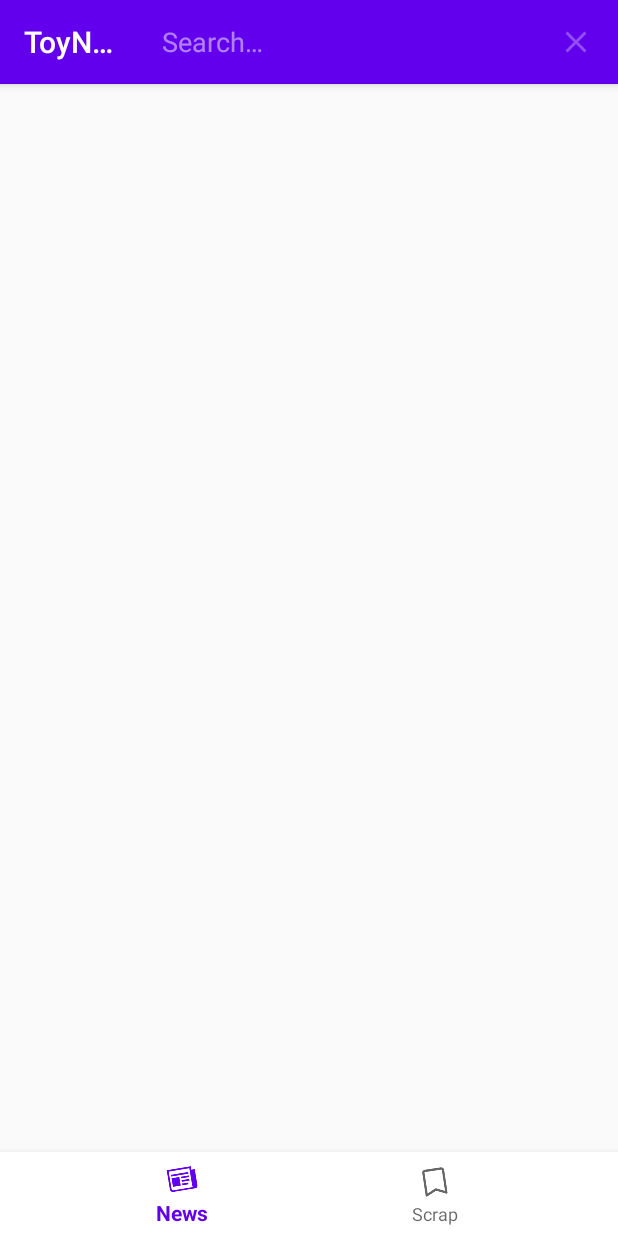
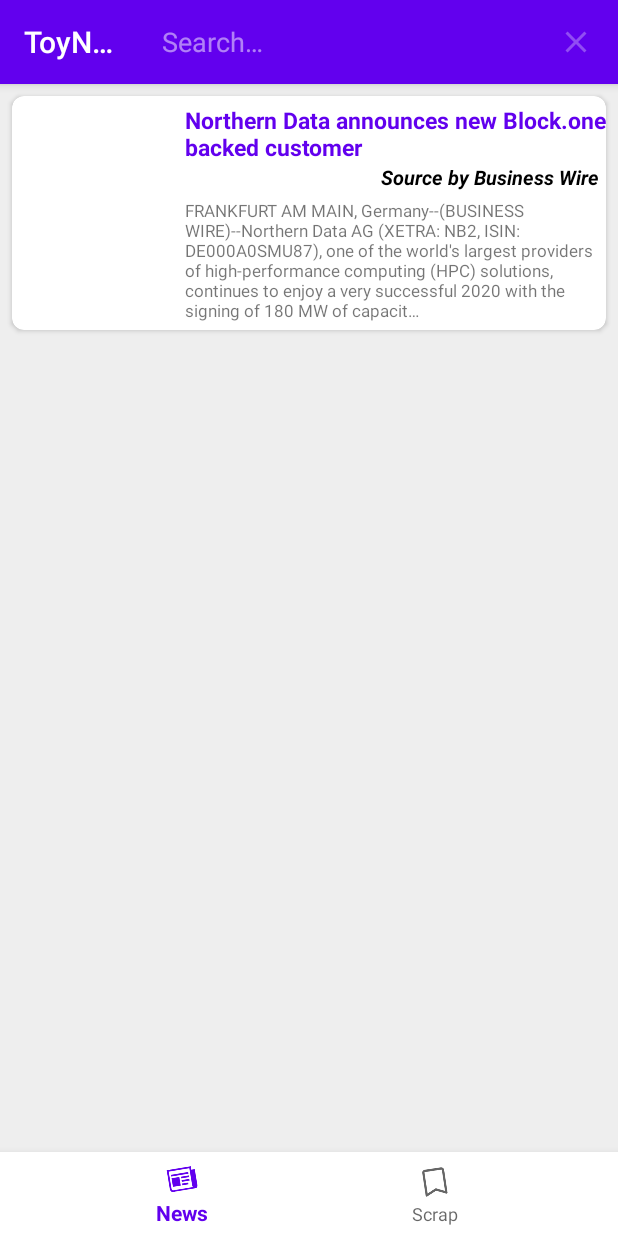
Before and after one commit to hyeongonkim/ToyNews-android, an Android app: the screen it shows after launch (MainActivity), after a tap on "Search", on a phone screen of 412 x 824 dp. Run offline under Robolectric (Android 15) with nearby library versions, the phone set to English and light mode, and no system bars.

Commit message:
Fragment 전환 구현, Recyclerview 구현 중(카드뷰 이용, 이미지뷰 미구현)

```diff
--- a/app/build.gradle
+++ b/app/build.gradle
@@ -34,6 +34,7 @@ dependencies {
     implementation 'androidx.legacy:legacy-support-v4:1.0.0'
     implementation 'androidx.recyclerview:recyclerview:1.1.0'
     implementation 'com.google.android.material:material:1.1.0'
+    implementation 'androidx.cardview:cardview:1.0.0'
     testImplementation 'junit:junit:4.12'
     androidTestImplementation 'androidx.test.ext:junit:1.1.1'
     androidTestImplementation 'androidx.test.espresso:espresso-core:3.2.0'
--- a/app/src/main/java/com/simonkim/toynews/MainActivity.kt
+++ b/app/src/main/java/com/simonkim/toynews/MainActivity.kt
@@ -6,14 +6,18 @@ import android.view.Menu
 import android.view.MenuItem
 import android.view.View
 import com.google.android.material.bottomnavigation.BottomNavigationView
+import com.simonkim.toynews.fragments.ArticleFragment
+import com.simonkim.toynews.fragments.ScrappedFragment
 
 class MainActivity : AppCompatActivity(), BottomNavigationView.OnNavigationItemSelectedListener {
+
     override fun onCreate(savedInstanceState: Bundle?) {
         super.onCreate(savedInstanceState)
         setContentView(R.layout.activity_main)
 
         val bottomNavigationView = findViewById<View>(R.id.navigationView) as BottomNavigationView
         bottomNavigationView.setOnNavigationItemSelectedListener(this)
+        supportFragmentManager.beginTransaction().replace(R.id.frameLayout, ArticleFragment()).commit()
     }
 
     override fun onCreateOptionsMenu(menu: Menu?): Boolean {
@@ -33,10 +37,10 @@ class MainActivity : AppCompatActivity(), BottomNavigationView.OnNavigationItemS
     override fun onNavigationItemSelected(p0: MenuItem): Boolean {
         when(p0.itemId) {
             R.id.newsItem -> {
-                // todo(뉴스 리사이클러뷰 fragment)
+                supportFragmentManager.beginTransaction().replace(R.id.frameLayout, ArticleFragment()).commit()
             }
             R.id.scrapItem -> {
-                // todo(스크랩 리사이클러뷰 fragment)
+                supportFragmentManager.beginTransaction().replace(R.id.frameLayout, ScrappedFragment()).commit()
             }
         }
         return true
--- /dev/null
+++ b/app/src/main/java/com/simonkim/toynews/adapter/Article.kt
@@ -0,0 +1,3 @@
+package com.simonkim.toynews.adapter
+
+class Article (val url: String, val urlToImage: String, val source: String, val title: String, val description: String)
--- /dev/null
+++ b/app/src/main/java/com/simonkim/toynews/adapter/ArticleRecyclerViewAdapter.kt
@@ -0,0 +1,45 @@
+package com.simonkim.toynews.adapter
+
+import android.annotation.SuppressLint
+import android.content.Context
+import android.graphics.Bitmap
+import android.view.LayoutInflater
+import android.view.View
+import android.view.ViewGroup
+import android.widget.ImageView
+import android.widget.TextView
+import androidx.recyclerview.widget.RecyclerView
+import com.simonkim.toynews.R
+import com.simonkim.toynews.module.URLToImage
+import java.net.URL
+
+class ArticleRecyclerViewAdapter(val context: Context, val articleList: ArrayList<Article>) : RecyclerView.Adapter<ArticleRecyclerViewAdapter.articleHolder>() {
+
+    override fun onCreateViewHolder(parent: ViewGroup, viewType: Int): articleHolder {
+        val view = LayoutInflater.from(context).inflate(R.layout.recyclerview_article, parent, false)
+        return articleHolder(view)
+    }
+
+    override fun getItemCount(): Int {
+        return articleList.size
+    }
+
+    override fun onBindViewHolder(holder: articleHolder, position: Int) {
+        holder.bind(articleList[position], context)
+    }
+
+    inner class articleHolder(itemView: View?) : RecyclerView.ViewHolder(itemView!!) {
+        var articleImage = itemView?.findViewById<ImageView>(R.id.articleImage)
+        var articleTitle = itemView?.findViewById<TextView>(R.id.articleTitle)
+        var articleSource = itemView?.findViewById<TextView>(R.id.articleSource)
+        var articleContent = itemView?.findViewById<TextView>(R.id.articleContent)
+
+        @SuppressLint("SetTextI18n")
+        fun bind (article: Article, context: Context) {
+//          // TODO(URL에서 이미지받아와서 뿌려주기)
+            articleTitle?.text = article.title
+            articleSource?.text = "Source by " + article.source
+            articleContent?.text = article.description
+        }
+    }
+}
--- a/app/src/main/java/com/simonkim/toynews/fragments/ArticleFragment.kt
+++ b/app/src/main/java/com/simonkim/toynews/fragments/ArticleFragment.kt
@@ -5,56 +5,32 @@ import androidx.fragment.app.Fragment
 import android.view.LayoutInflater
 import android.view.View
 import android.view.ViewGroup
+import androidx.recyclerview.widget.LinearLayoutManager
+import androidx.recyclerview.widget.RecyclerView
+import com.simonkim.toynews.MainActivity
 import com.simonkim.toynews.R
+import com.simonkim.toynews.adapter.Article
+import com.simonkim.toynews.adapter.ArticleRecyclerViewAdapter
 
-// TODO: Rename parameter arguments, choose names that match
-// the fragment initialization parameters, e.g. ARG_ITEM_NUMBER
-private const val ARG_PARAM1 = "param1"
-private const val ARG_PARAM2 = "param2"
+class ArticleFragment : Fragment() {
+    var articleList = arrayListOf<Article>()
+    private lateinit var recyclerView: RecyclerView
 
-/**
- * A simple [Fragment] subclass.
- * Use the [ArticleFragment.newInstance] factory method to
- * create an instance of this fragment.
- */
-class ArticleFragment : Fragment() {
-    // TODO: Rename and change types of parameters
-    private var param1: String? = null
-    private var param2: String? = null
+    override fun onCreateView(inflater: LayoutInflater, container: ViewGroup?,
+        savedInstanceState: Bundle?): View? {
+        val rootView = inflater.inflate(R.layout.fragment_article, container, false)
 
-    override fun onCreate(savedInstanceState: Bundle?) {
-        super.onCreate(savedInstanceState)
-        arguments?.let {
-            param1 = it.getString(ARG_PARAM1)
-            param2 = it.getString(ARG_PARAM2)
-        }
+        // TODO(샘플데이터이니 추후 지울 것)
+        articleList.add(Article("https://www.businesswire.com/news/home/20200702005632/en/Northern-Data-announces-new-Block.one-backed-customer", "http://www.businesswire.com/images/bwlogo_square.png", "Business Wire", "Northern Data announces new Block.one backed customer", "FRANKFURT AM MAIN, Germany--(BUSINESS WIRE)--Northern Data AG (XETRA: NB2, ISIN: DE000A0SMU87), one of the world's largest providers of high-performance computing (HPC) solutions, continues to enjoy a very successful 2020 with the signing of 180 MW of capacit…"))
+
+        recyclerView = rootView.findViewById(R.id.articleRecyclerView) as RecyclerView
+        recyclerView.layoutManager = LinearLayoutManager(requireContext())
+        recyclerView.adapter = ArticleRecyclerViewAdapter(requireContext(), articleList)
+
+        return rootView
     }
 
-    override fun onCreateView(
-        inflater: LayoutInflater, container: ViewGroup?,
-        savedInstanceState: Bundle?
-    ): View? {
-        // Inflate the layout for this fragment
-        return inflater.inflate(R.layout.fragment_article, container, false)
-    }
-
-    companion object {
-        /**
-         * Use this factory method to create a new instance of
-         * this fragment using the provided parameters.
-         *
-         * @param param1 Parameter 1.
-         * @param param2 Parameter 2.
-         * @return A new instance of fragment ArticleFragment.
-         */
-        // TODO: Rename and change types and number of parameters
-        @JvmStatic
-        fun newInstance(param1: String, param2: String) =
-            ArticleFragment().apply {
-                arguments = Bundle().apply {
-                    putString(ARG_PARAM1, param1)
-                    putString(ARG_PARAM2, param2)
-                }
-            }
+    override fun onActivityCreated(savedInstanceState: Bundle?) {
+        super.onActivityCreated(savedInstanceState)
     }
 }
--- a/app/src/main/res/layout/activity_main.xml
+++ b/app/src/main/res/layout/activity_main.xml
@@ -11,10 +11,11 @@
         android:id="@+id/frameLayout"
         android:layout_width="0dp"
         android:layout_height="0dp"
-        app:layout_constraintBottom_toTopOf="@id/navigationView"
+        android:background="#EEEEEE"
+        app:layout_constraintBottom_toTopOf="@+id/navigationView"
         app:layout_constraintLeft_toLeftOf="parent"
         app:layout_constraintRight_toRightOf="parent"
-        app:layout_constraintTop_toBottomOf="parent" />
+        app:layout_constraintTop_toTopOf="parent" />
 
     <com.google.android.material.bottomnavigation.BottomNavigationView
         android:id="@+id/navigationView"
--- a/app/src/main/res/layout/fragment_article.xml
+++ b/app/src/main/res/layout/fragment_article.xml
@@ -5,10 +5,10 @@
     android:layout_height="match_parent"
     tools:context=".fragments.ArticleFragment">
 
-    <!-- TODO: Update blank fragment layout -->
-    <TextView
+    <androidx.recyclerview.widget.RecyclerView
         android:layout_width="match_parent"
         android:layout_height="match_parent"
-        android:text="@string/hello_blank_fragment" />
+        android:id="@+id/articleRecyclerView"
+        android:scrollbars="vertical"/>
 
 </FrameLayout>
--- a/app/src/main/res/layout/fragment_scrapped.xml
+++ b/app/src/main/res/layout/fragment_scrapped.xml
@@ -5,10 +5,11 @@
     android:layout_height="match_parent"
     tools:context=".fragments.ScrappedFragment">
 
-    <!-- TODO: Update blank fragment layout -->
     <TextView
         android:layout_width="match_parent"
         android:layout_height="match_parent"
-        android:text="@string/hello_blank_fragment" />
+        android:text="2"
+        android:textSize="60dp"
+        android:gravity="center"/>
 
 </FrameLayout>
--- /dev/null
+++ b/app/src/main/res/layout/recyclerview_article.xml
@@ -0,0 +1,73 @@
+<?xml version="1.0" encoding="utf-8"?>
+<RelativeLayout
+    xmlns:android="http://schemas.android.com/apk/res/android"
+    xmlns:tools="http://schemas.android.com/tools"
+    android:layout_width="match_parent"
+    android:layout_height="match_parent"
+    xmlns:card="http://schemas.android.com/apk/res-auto">
+
+    <androidx.cardview.widget.CardView
+        android:layout_width="match_parent"
+        android:layout_height="wrap_content"
+        android:id="@+id/cardView"
+        card:cardBackgroundColor="#FFFFFF"
+        card:cardCornerRadius="8dp"
+        android:layout_marginStart="8dp"
+        android:layout_marginEnd="8dp"
+        android:layout_marginTop="8dp"
+        android:layout_marginBottom="8dp" >
+
+        <LinearLayout
+            android:layout_width="match_parent"
+            android:layout_height="wrap_content"
+            android:orientation="horizontal">
+
+            <ImageView
+                android:scaleType="fitXY"
+                android:layout_width="110dp"
+                android:layout_height="wrap_content"
+                android:id="@+id/articleImage"
+                android:padding="5dp"/>
+
+            <LinearLayout
+                android:layout_width="match_parent"
+                android:layout_height="wrap_content"
+                android:orientation="vertical">
+
+                <TextView
+                    android:layout_width="match_parent"
+                    android:layout_height="wrap_content"
+                    android:id="@+id/articleTitle"
+                    android:gravity="center|left"
+                    android:layout_marginTop="5dp"
+                    android:layout_marginLeft="5dp"
+                    android:textStyle="bold"
+                    android:textColor="@color/colorPrimary"
+                    android:textSize="15sp"
+                    tools:ignore="RtlHardcoded"/>
+                <TextView
+                    android:layout_width="match_parent"
+                    android:layout_height="wrap_content"
+                    android:id="@+id/articleSource"
+                    android:gravity="center|right"
+                    android:layout_marginRight="5dp"
+                    android:textStyle="bold|italic"
+                    android:textSize="13sp"
+                    android:textColor="@android:color/black"
+                    tools:ignore="RtlHardcoded"/>
+                <TextView
+                    android:layout_width="match_parent"
+                    android:layout_height="wrap_content"
+                    android:id="@+id/articleContent"
+                    android:gravity="center|left"
+                    android:padding="5dp"
+                    android:textSize="11sp"
+                    tools:ignore="RtlHardcoded,SmallSp"/>
+
+            </LinearLayout>
+
+        </LinearLayout>
+
+    </androidx.cardview.widget.CardView>
+
+</RelativeLayout>
```
Also changed, not shown: app/src/main/java/com/simonkim/toynews/fragments/ScrappedFragment.kt (+2 -40 lines), app/src/main/java/com/simonkim/toynews/module/URLToImage.kt (added, +17 -0 lines).
